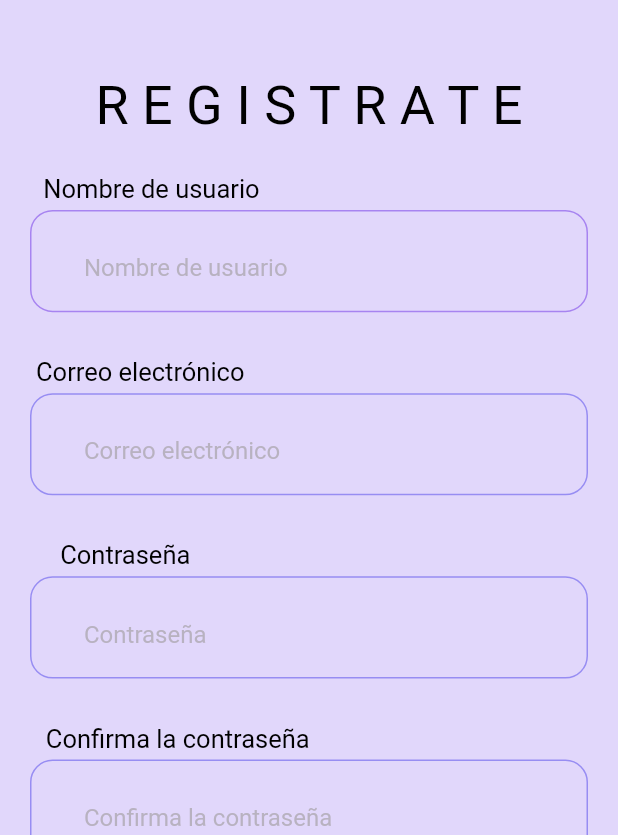
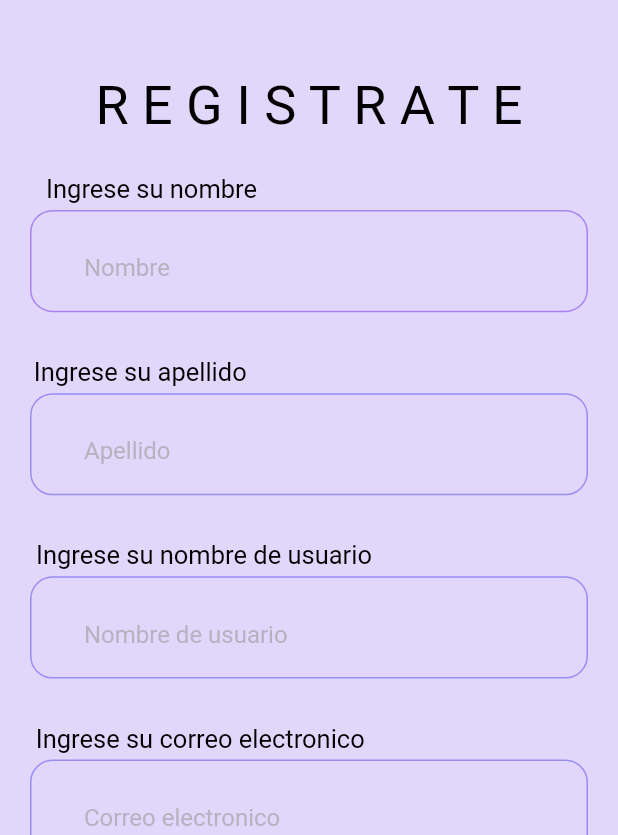
Before and after one commit to 203456/Vaca_Cloud, a Flutter app: the screen it shows after launch, on a phone screen of 412 x 824 dp, the part 401-1236 px from its top. Run offline on Flutter 3.47's test engine with Material 2 defaults, Android fonts, the phone set to English and light mode, and no system bars; our stand-ins replace date_field, dio, font_awesome_flutter, image_picker.

Commit message:
Navigation added

```diff
--- a/lib/pages/Login.dart
+++ b/lib/pages/Login.dart
@@ -1,21 +1,33 @@
 import 'dart:convert';
-
 import 'package:flutter/material.dart';
+import 'package:flutter/gestures.dart';
+import 'package:http/http.dart';
 import 'package:vaca_cloud/pages/Prueba.dart';
 import 'package:dio/dio.dart';
+import 'package:vaca_cloud/pages/Register.dart';
+
 
 class Login extends StatefulWidget {
   const Login({super.key});
 
+
+
   @override
   State<Login> createState() => _LoginState();
+
+
+
+
 }
 
 class _LoginState extends State<Login> {
   TextEditingController _username = TextEditingController();
   TextEditingController _password = TextEditingController();
 
+  late TapGestureRecognizer tapGestureRecognizer;
+
   @override
+
   Widget build(BuildContext context) {
     return Scaffold(
       backgroundColor: Color.fromARGB(223, 221, 209, 250),
@@ -138,7 +150,17 @@ class _LoginState extends State<Login> {
                                   'Enviar solicitud',
                                 ),
                               ),
-                            )),
+                            )
+                          ),
+                        Padding(padding: EdgeInsets.only(top: 20),
+                        child: InkWell( // child tapped will fire onTap
+                          child: RichText(
+                            text: const TextSpan(text: '¿Aun no tienes cuenta?', style:TextStyle(color: Color.fromARGB(255, 0, 0, 0), fontSize: 18)),
+                          ),
+                          onTap: () => Navigator.of(context).push(MaterialPageRoute(builder: (context) => Register())),
+                          // ↑ Navigate to new page here
+                        ),
+                        )
                       ],
                     ),
                   ),
--- a/lib/pages/Register.dart
+++ b/lib/pages/Register.dart
@@ -1,6 +1,7 @@
 import 'dart:convert';
 
 import 'package:flutter/material.dart';
+import 'package:vaca_cloud/pages/Login.dart';
 import 'package:vaca_cloud/pages/Prueba.dart';
 import 'package:dio/dio.dart';
 
@@ -55,7 +56,7 @@ class _RegisterState extends State<Register> {
                               style: TextStyle(
                                   fontSize: 17,
                                   color: Color.fromARGB(255, 0, 0, 0)),
-                              "Nombre de usuario"),
+                              "Ingrese su nombre"),
                         ),
                         const Padding(
                           padding: EdgeInsets.only(bottom: 20),
@@ -74,7 +75,7 @@ class _RegisterState extends State<Register> {
                                 borderSide: BorderSide(color: Colors.blue),
                               ),
                               prefix: Icon(Icons.person),
-                              hintText: 'Nombre de usuario',
+                              hintText: 'Nombre',
                               hintStyle: TextStyle(
                                   color: Color.fromARGB(151, 156, 152, 152)),
                             ),
@@ -87,7 +88,7 @@ class _RegisterState extends State<Register> {
                               style: TextStyle(
                                   fontSize: 17,
                                   color: Color.fromARGB(255, 0, 0, 0)),
-                              "Correo electrónico"),
+                              "Ingrese su apellido"),
                         ),
                        const  Padding(
                           padding: EdgeInsets.only(bottom: 20),
@@ -105,21 +106,85 @@ class _RegisterState extends State<Register> {
                                     BorderRadius.all(Radius.circular(15.0)),
                                 borderSide: BorderSide(color: Colors.blue),
                               ),
-                              prefix: Icon(Icons.email),
-                              hintText: 'Correo electrónico',
+                              prefix: Icon(Icons.face_retouching_natural_outlined),
+                              hintText: 'Apellido',
                               hintStyle: TextStyle(
                                   color: Color.fromARGB(151, 156, 152, 152)),
                             ),
                           ),
                         ),
-                                                const Padding(
+                        const Padding(
                           padding:
-                              EdgeInsets.only(right: 245, top: 10, bottom: 4),
+                              EdgeInsets.only(right: 140, top: 10, bottom: 4),
                           child: Text(
                               style: TextStyle(
                                   fontSize: 17,
                                   color: Color.fromARGB(255, 0, 0, 0)),
-                              "Contraseña"),
+                              "Ingrese su nombre de usuario"),
+                        ),
+                        const Padding(
+                          padding:  EdgeInsets.only(bottom: 20),
+                          child: TextField(
+
+                            obscureText: true,
+                            decoration:  InputDecoration(
+                              enabledBorder: OutlineInputBorder(
+                                  borderRadius:
+                                      BorderRadius.all(Radius.circular(15.0)),
+                                  borderSide: BorderSide(
+                                      color: Color.fromARGB(133, 84, 73, 235))),
+                              focusedBorder: OutlineInputBorder(
+                                borderRadius:
+                                    BorderRadius.all(Radius.circular(15.0)),
+                                borderSide: BorderSide(color: Colors.blue),
+                              ),
+                              prefix: Icon(Icons.face_retouching_natural),
+                              hintText: 'Nombre de usuario',
+                              hintStyle: TextStyle(
+                                  color: Color.fromARGB(151, 156, 152, 152)),
+                            ),
+                          ),
+                        ),
+                         const Padding(
+                          padding:
+                              EdgeInsets.only(right: 145, top: 10, bottom: 4),
+                          child: Text(
+                              style: TextStyle(
+                                  fontSize: 17,
+                                  color: Color.fromARGB(255, 0, 0, 0)),
+                              "Ingrese su correo electronico"),
+                        ),
+                        const Padding(
+                          padding:  EdgeInsets.only(bottom: 20),
+                          child: TextField(
+
+                            obscureText: true,
+                            decoration:  InputDecoration(
+                              enabledBorder: OutlineInputBorder(
+                                  borderRadius:
+                                      BorderRadius.all(Radius.circular(15.0)),
+                                  borderSide: BorderSide(
+                                      color: Color.fromARGB(133, 84, 73, 235))),
+                              focusedBorder: OutlineInputBorder(
+                                borderRadius:
+                                    BorderRadius.all(Radius.circular(15.0)),
+                                borderSide: BorderSide(color: Colors.blue),
+                              ),
+                              prefix: Icon(Icons.email),
+                              hintText: 'Correo electronico',
+                              hintStyle: TextStyle(
+                                  color: Color.fromARGB(151, 156, 152, 152)),
+                            ),
+                          ),
+                        ),
+                        const Padding(
+                          padding:
+                              EdgeInsets.only(right: 185, top: 10, bottom: 4),
+                          child: Text(
+                              style: TextStyle(
+                                  fontSize: 17,
+                                  color: Color.fromARGB(255, 0, 0, 0)),
+                              "Ingrese su contraseña"),
                         ),
                         const Padding(
                           padding:  EdgeInsets.only(bottom: 20),
@@ -144,38 +209,6 @@ class _RegisterState extends State<Register> {
                             ),
                           ),
                         ),
-                        const Padding(
-                          padding:
-                              EdgeInsets.only(right: 175, top: 10, bottom: 4),
-                          child: Text(
-                              style: TextStyle(
-                                  fontSize: 17,
-                                  color: Color.fromARGB(255, 0, 0, 0)),
-                              "Confirma la contraseña"),
-                        ),
-                        const Padding(
-                          padding:  EdgeInsets.only(bottom: 20),
-                          child: TextField(
-
-                            obscureText: true,
-                            decoration:  InputDecoration(
-                              enabledBorder: OutlineInputBorder(
-                                  borderRadius:
-                                      BorderRadius.all(Radius.circular(15.0)),
-                                  borderSide: BorderSide(
-                                      color: Color.fromARGB(133, 84, 73, 235))),
-                              focusedBorder: OutlineInputBorder(
-                                borderRadius:
-                                    BorderRadius.all(Radius.circular(15.0)),
-                                borderSide: BorderSide(color: Colors.blue),
-                              ),
-                              prefix: Icon(Icons.lock),
-                              hintText: 'Confirma la contraseña',
-                              hintStyle: TextStyle(
-                                  color: Color.fromARGB(151, 156, 152, 152)),
-                            ),
-                          ),
-                        ),
                         Padding(
                             padding: const EdgeInsets.only(
                               right: 25.0, left: 30, top: 30, bottom: 30),
@@ -190,7 +223,7 @@ class _RegisterState extends State<Register> {
                                     Navigator.push(
                                         context,
                                         MaterialPageRoute(
-                                          builder: (_) =>  Register()
+                                          builder: (_) =>  Login()
                                         )
                                       );
                                   },
```
Also changed, not shown: pubspec.lock.
